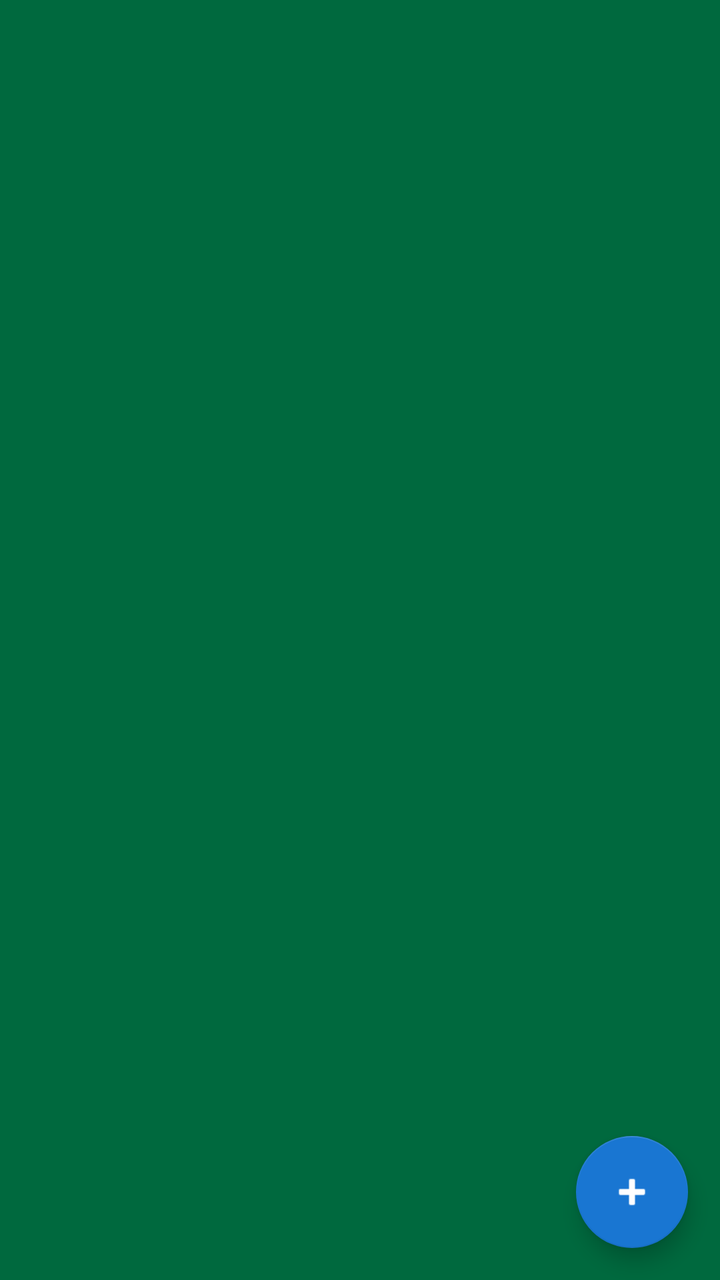
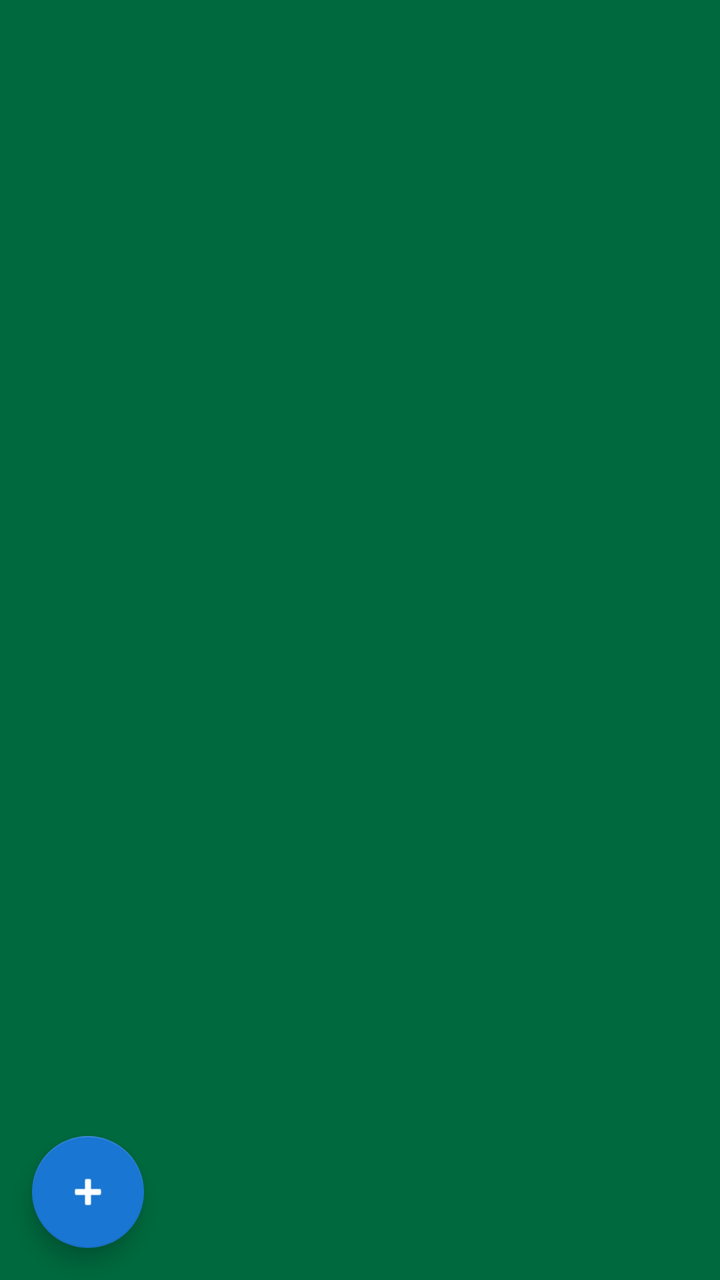

The first picture is an Android layout as it rendered before a commit; the second is the same layout after the commit. The layout source and the unified diff follow.
<!-- AndroidManifest.xml: application theme Theme.CitoyenActif.NoActionBar -->
<!-- res/layout/reports_map_fragment.xml -->
<?xml version="1.0" encoding="utf-8"?>
<layout xmlns:android="http://schemas.android.com/apk/res/android"
    xmlns:app="http://schemas.android.com/apk/res-auto">

    <data></data>

    
    <FrameLayout
        android:layout_width="match_parent"
        android:layout_height="match_parent">

        
        <FrameLayout
            android:id="@+id/mapContainer"
            android:layout_width="match_parent"
            android:layout_height="match_parent" />

        
        <com.google.android.material.floatingactionbutton.FloatingActionButton
            android:id="@+id/fabAddReport"
            android:layout_width="wrap_content"
            android:layout_height="wrap_content"
            android:layout_gravity="bottom|end"
            android:layout_margin="16dp"
            android:src="@android:drawable/ic_input_add"
            android:contentDescription="Ajouter un rapport"
            app:backgroundTint="#1976D2" />

    </FrameLayout>
</layout>
<!-- resources referenced by this layout -->
<resources>
  <style name="Theme.CitoyenActif.NoActionBar" parent="Theme.MaterialComponents.DayNight.NoActionBar">
  
          
          <item name="colorPrimary">@color/uqtr_green</item>
          <item name="colorPrimaryVariant">@color/uqtr_green_dark</item>
          <item name="colorOnPrimary">@color/uqtr_white</item>
          <item name="colorSecondary">@color/uqtr_gold</item>
          <item name="colorSecondaryVariant">@color/uqtr_gold_dark</item>
          <item name="colorOnSecondary">@color/uqtr_white</item>
  
          
          <item name="android:windowBackground">@color/uqtr_green</item>
  
          
          <item name="android:textColorPrimary">@color/text_primary</item>
          <item name="android:textColorSecondary">@color/text_secondary</item>
  
          
          <item name="android:statusBarColor">@color/uqtr_green_dark</item>
      </style>
  <color name="uqtr_green">#00693E</color>
  <color name="uqtr_green_dark">#004D2C</color>
  <color name="uqtr_white">#FFFFFF</color>
  <color name="uqtr_gold">#F5A800</color>
  <color name="uqtr_gold_dark">#D48F00</color>
  <color name="text_primary">#102A43</color>
  <color name="text_secondary">#486581</color>
</resources>

<!-- the commit's change to res/layout/reports_map_fragment.xml (unified diff, before → after) -->
@@ -16,11 +16,12 @@
             android:layout_height="match_parent" />
 
         
+        
         <com.google.android.material.floatingactionbutton.FloatingActionButton
             android:id="@+id/fabAddReport"
             android:layout_width="wrap_content"
             android:layout_height="wrap_content"
-            android:layout_gravity="bottom|end"
+            android:layout_gravity="bottom|start"
             android:layout_margin="16dp"
             android:src="@android:drawable/ic_input_add"
             android:contentDescription="Ajouter un rapport"
